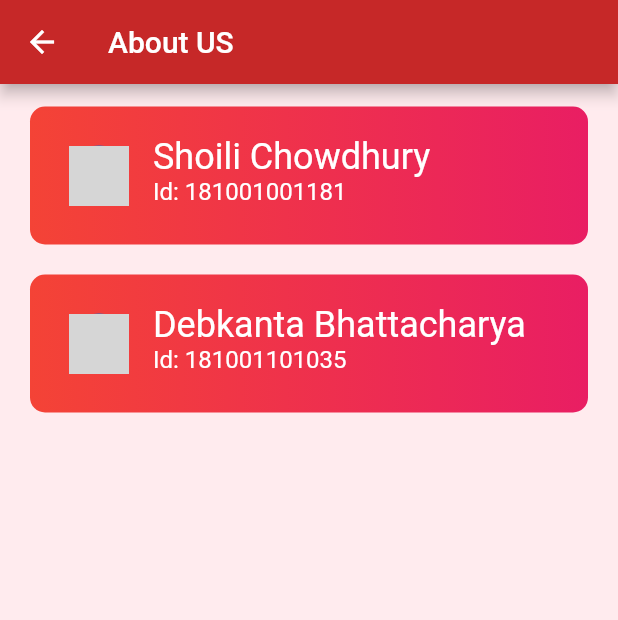
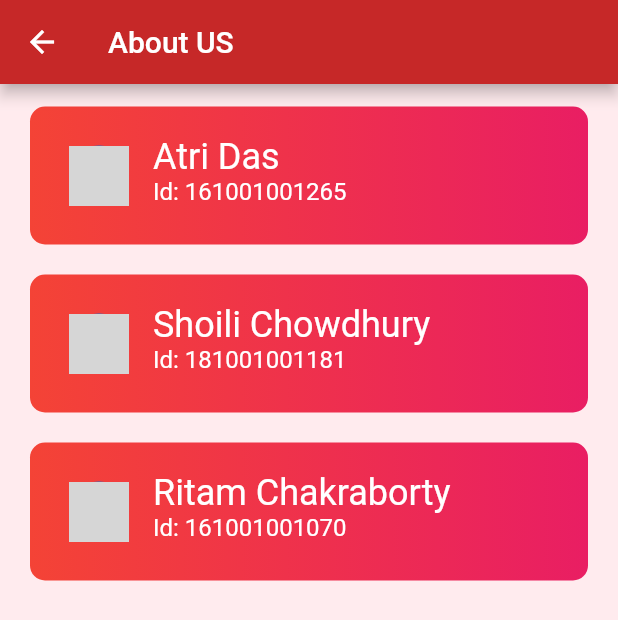
Before and after one commit to samrat19/HealthApp_ClientSide, a Flutter app: the About screen opened directly, on a phone screen of 412 x 824 dp. Shown: the top 620 px of the screen. Run offline on Flutter 3.47's test engine with Material 2 defaults, Android fonts, the phone set to English and light mode, and no system bars; our stand-ins replace cloud_firestore, splashscreen; missing offline and left inert: flutter_webview_plugin; accounts and stored records are empty; grey boxes are pictures that could not be loaded.

Commit message:
about section updated

```diff
--- a/lib/Drawerpages/about.dart
+++ b/lib/Drawerpages/about.dart
@@ -25,8 +25,9 @@ class _AboutState extends State<About> {
       backgroundColor: Colors.red[50],
       body: ListView(
         children: <Widget>[
+          CustomAbout("Atri Das", "161001001265", 'images/atri.jpg'),
           CustomAbout("Shoili Chowdhury", "181001001181", ''),
-          CustomAbout("Debkanta Bhattacharya", "181001101035", ''),
+          CustomAbout("Ritam Chakraborty", "161001001070", 'images/ritam.jpeg'),
         ],
       ),
     );
```
